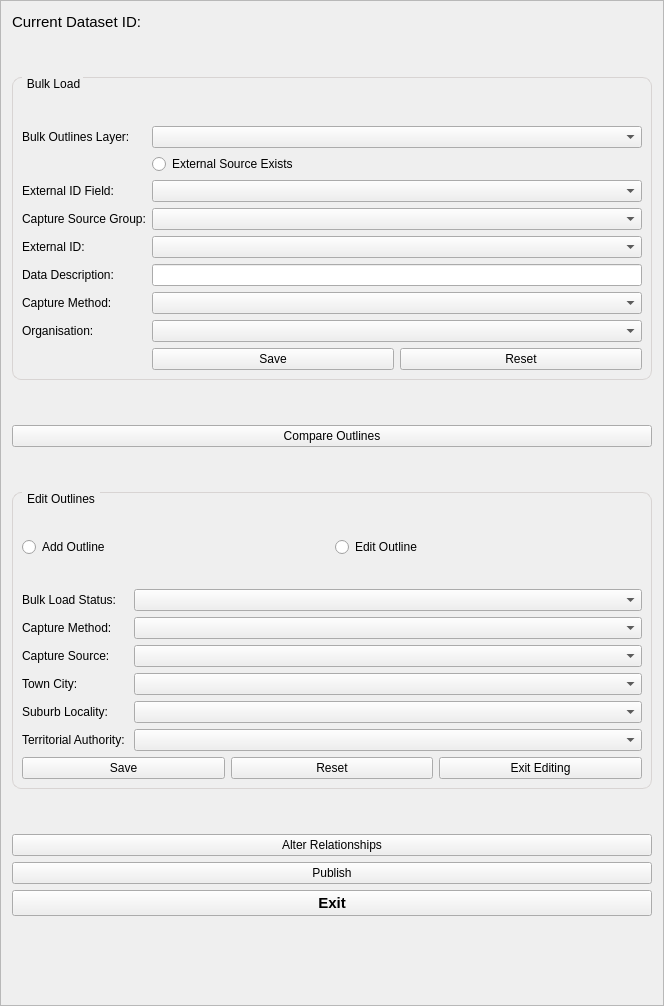
First picture: the form in buildings/gui/bulk_load.ui, repository linz/nz-buildings, before the edit.
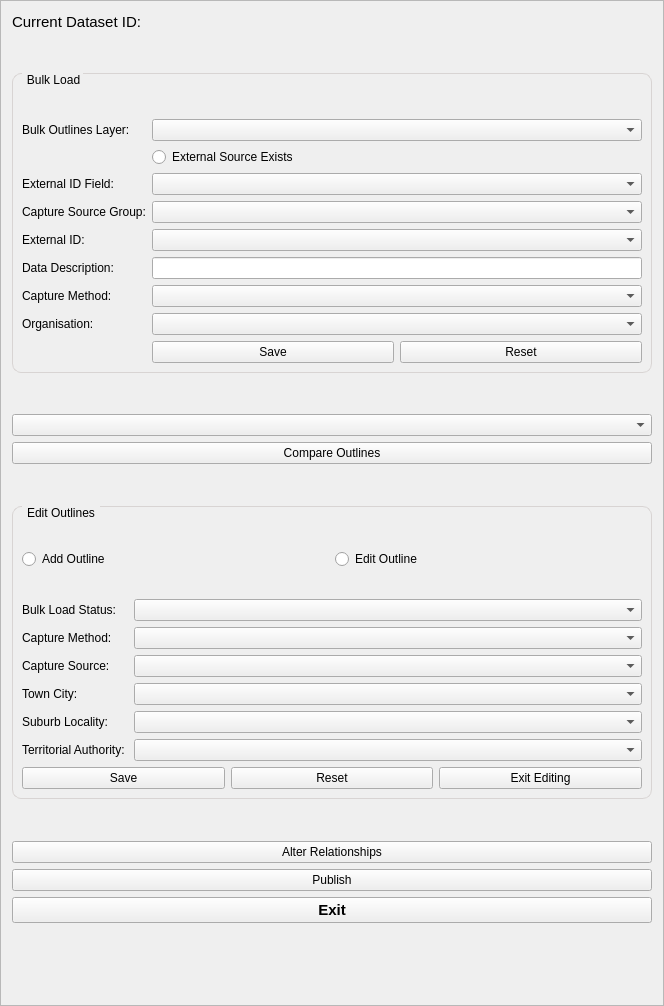
Second picture: the form after the edit. Custom widgets are drawn as their Qt base class.

Commit message: bulk load frame includes imagery cmb

```diff
--- a/buildings/gui/bulk_load.ui
+++ b/buildings/gui/bulk_load.ui
@@ -226,6 +226,9 @@
      </property>
     </spacer>
    </item>
+   <item>
+    <widget class="QComboBox" name="cmb_imagery"/>
+   </item>
    <item>
     <widget class="QPushButton" name="btn_compare_outlines">
      <property name="styleSheet">
```
The commit also changes 1 other file.
